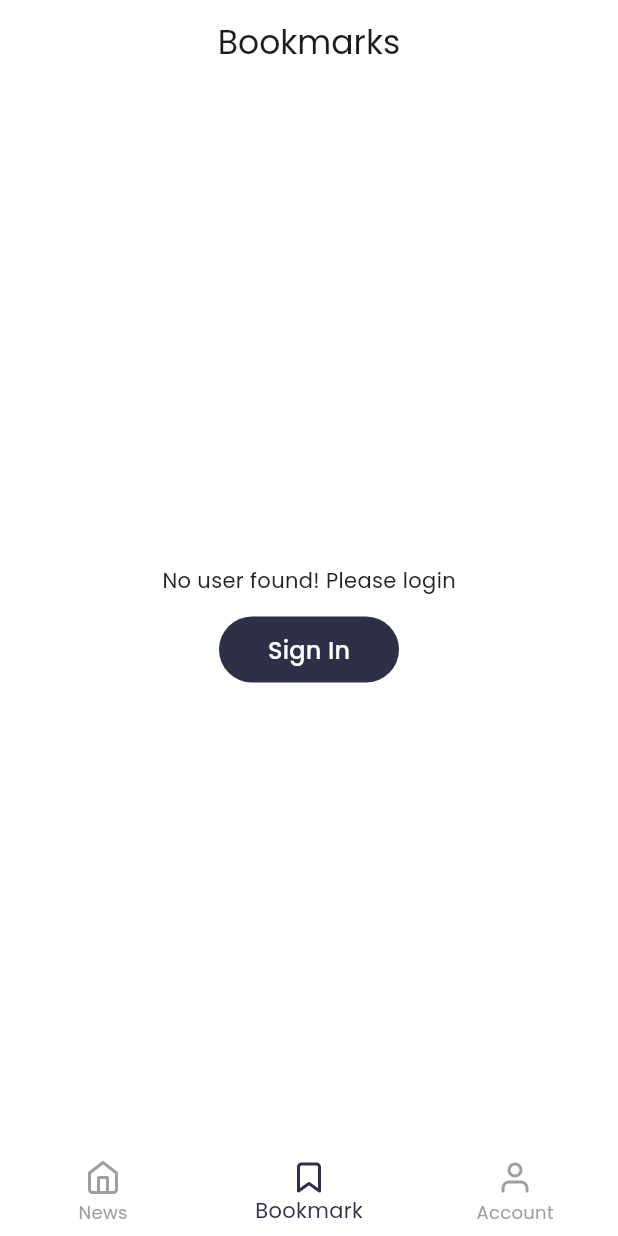
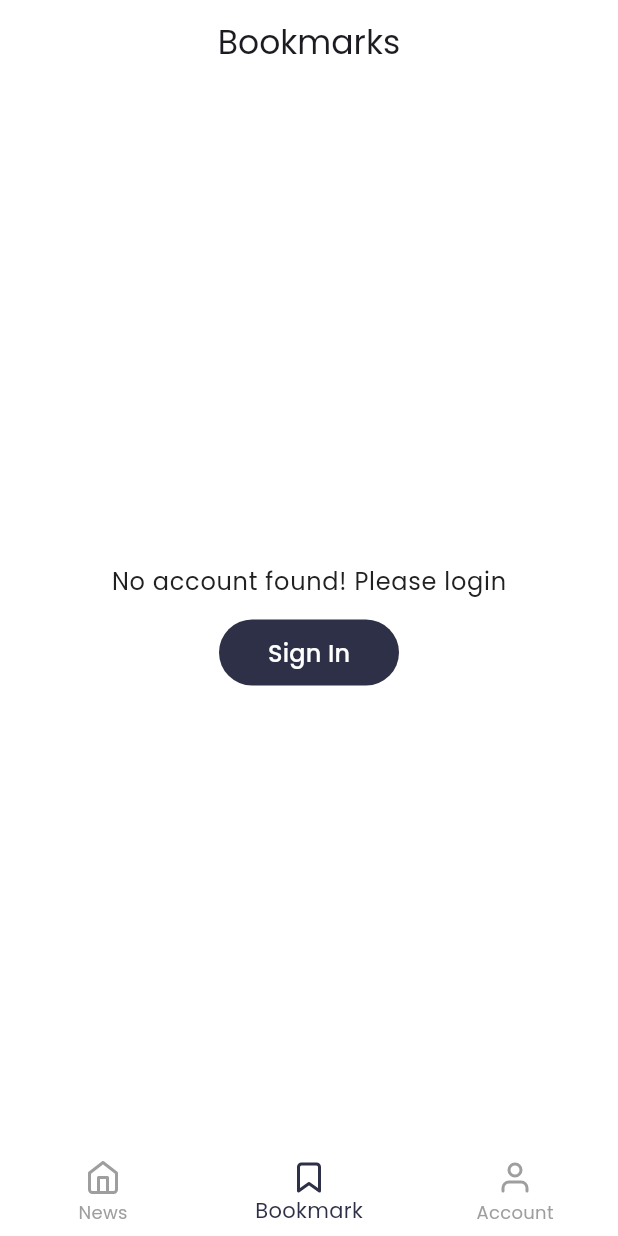
Before and after one commit to SujitSarkar/News-App, a Flutter app: the screen it shows after launch, item 2 of the bottom bar chosen, on a phone screen of 412 x 824 dp. Run offline on Flutter 3.47's test engine with Material 3 defaults, Android fonts, the phone set to English and light mode, and no system bars; our stand-ins replace cached_network_image, cloud_firestore, connectivity_plus, dio, feather_icons, firebase_auth and 7 more; missing offline and left inert: flutter_inappwebview; accounts and stored records are empty; network calls fail.

Commit message:
UI update

```diff
--- a/lib/shared/widgets/login_required_widget.dart
+++ b/lib/shared/widgets/login_required_widget.dart
@@ -11,8 +11,8 @@ class LogInRequiredWidget extends StatelessWidget {
         crossAxisAlignment: CrossAxisAlignment.center,
         children: [
           Text(
-            'No user found! Please login',
-            style: Theme.of(context).textTheme.bodyMedium,
+            'No account found! Please login',
+            style: Theme.of(context).textTheme.bodyLarge,
           ).paddingSymmetric(horizontal: 16, vertical: 12),
           SolidButton(
               width: 120,
```
